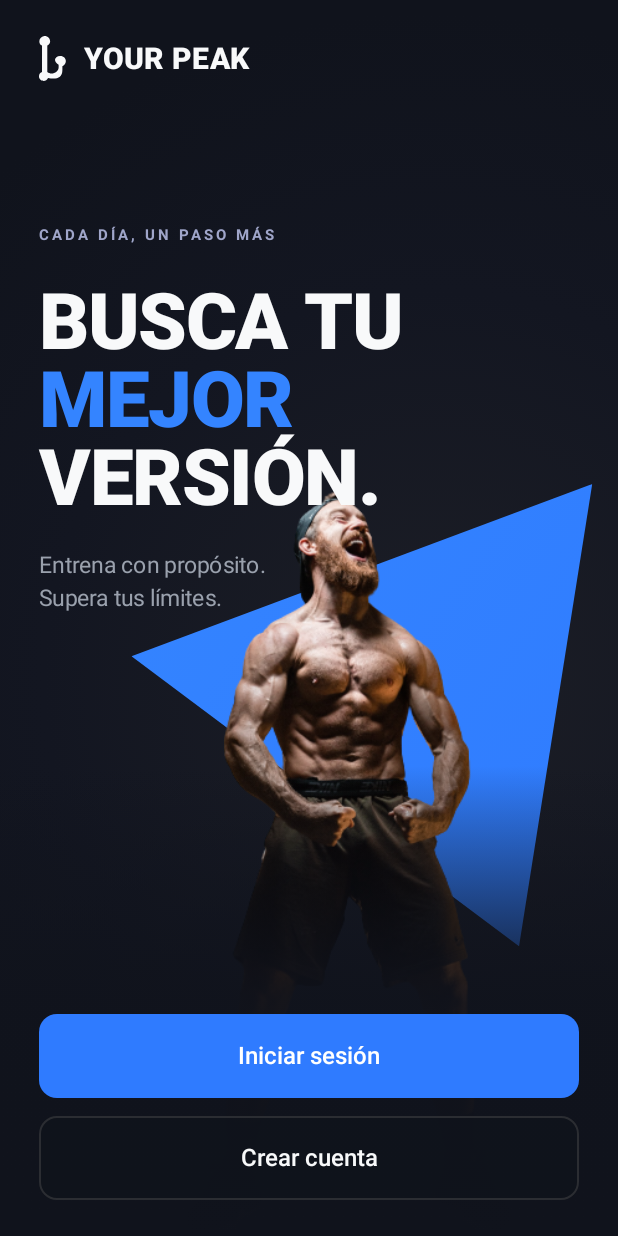
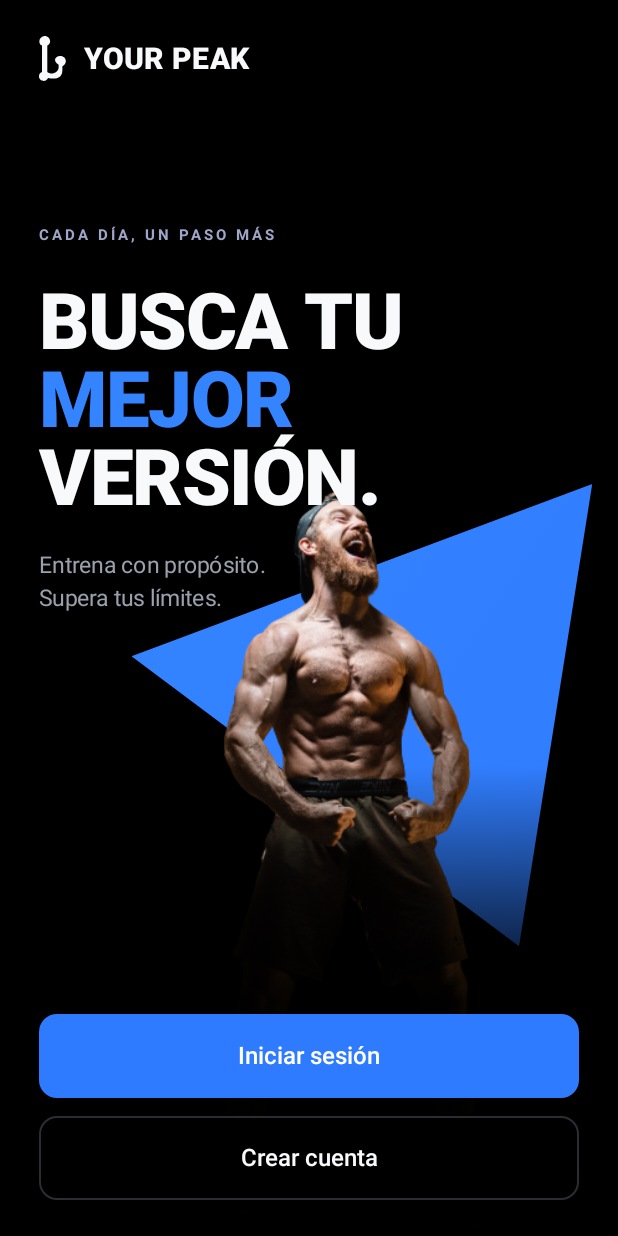
Before and after one commit to fabian-raam/YourPeak, an Android app built with Jetpack Compose: the screen it shows after launch (MainActivity), on a phone screen of 412 x 824 dp. Run offline under Robolectric (Android 15) with nearby library versions, the phone set to English and light mode, and no system bars.

Commit message:
Aplica fondo negro a la bienvenida de Android

```diff
--- a/Mobile/app/src/main/java/com/ramirez/yourpeak/ui/splash/SplashScreen.kt
+++ b/Mobile/app/src/main/java/com/ramirez/yourpeak/ui/splash/SplashScreen.kt
@@ -35,11 +35,9 @@ import androidx.compose.ui.Modifier
 import androidx.compose.ui.draw.alpha
 import androidx.compose.ui.draw.clip
 import androidx.compose.ui.draw.rotate
-import androidx.compose.ui.geometry.Offset
 import androidx.compose.ui.graphics.Brush
 import androidx.compose.ui.graphics.Color
 import androidx.compose.ui.layout.ContentScale
-import androidx.compose.ui.platform.LocalDensity
 import androidx.compose.ui.res.painterResource
 import androidx.compose.ui.text.SpanStyle
 import androidx.compose.ui.text.buildAnnotatedString
@@ -55,11 +53,6 @@ import com.ramirez.yourpeak.ui.theme.YourPeakTheme
 import kotlinx.coroutines.delay
 import kotlinx.coroutines.launch
 
-// Misma composición que el hero del login web (AuthHero.jsx): degradado de fondo,
-// frase "BUSCA TU MEJOR VERSIÓN.", forma azul inclinada y el atleta.
-private val FondoCentro = Color(0xFF1C1E26)
-private val FondoMedio = Color(0xFF131621)
-private val FondoBorde = Color(0xFF10131C)
 private val TextoTenue = Color(0xFFA0A6CA)
 
 /** Triángulo irregular de la web: clip-path polygon(0 22%, 100% 0, 70% 100%). */
@@ -114,31 +107,13 @@ private fun SplashContenido(
     alRegistrarse: () -> Unit
 ) {
     val colores = MaterialTheme.colorScheme
-    BoxWithConstraints(Modifier.fillMaxSize()) {
-        val densidad = LocalDensity.current
-        val anchoPx = with(densidad) { maxWidth.toPx() }
-        val altoPx = with(densidad) { maxHeight.toPx() }
+    BoxWithConstraints(Modifier.fillMaxSize().background(colores.background)) {
         val alto = maxHeight
         // En pantallas bajas se reduce el título para que los botones siempre quepan.
         val pantallaBaja = maxHeight < 720.dp
 
         // En pantallas bajas el atleta y la forma se achican para no tapar la frase.
         val escalaAtleta = if (maxHeight < 720.dp) 0.62f else 0.82f
-
-        // Degradado radial suave detrás del atleta, como en la web
-        Box(
-            Modifier
-                .fillMaxSize()
-                .background(
-                    Brush.radialGradient(
-                        0f to FondoCentro,
-                        0.42f to FondoMedio,
-                        0.72f to FondoBorde,
-                        center = Offset(anchoPx * 0.70f, altoPx * 0.55f),
-                        radius = maxOf(anchoPx, altoPx) * 0.75f
-                    )
-                )
-        )
 
         // Forma azul detrás del atleta
         Box(
@@ -171,7 +146,11 @@ private fun SplashContenido(
                     .fillMaxWidth()
                     .height(alto * 0.38f)
                     .alpha(opacidadBotones)
-                    .background(Brush.verticalGradient(listOf(Color.Transparent, FondoBorde.copy(alpha = 0.92f), FondoBorde)))
+                    .background(
+                        Brush.verticalGradient(
+                            listOf(Color.Transparent, colores.background.copy(alpha = 0.92f), colores.background)
+                        )
+                    )
             )
         }
 
@@ -236,7 +215,7 @@ private fun SplashContenido(
                         shape = RoundedCornerShape(12.dp),
                         border = BorderStroke(1.dp, colores.outline),
                         colors = ButtonDefaults.outlinedButtonColors(
-                            containerColor = FondoBorde.copy(alpha = 0.6f),
+                            containerColor = colores.background.copy(alpha = 0.6f),
                             contentColor = colores.onBackground
                         )
                     ) {
```
